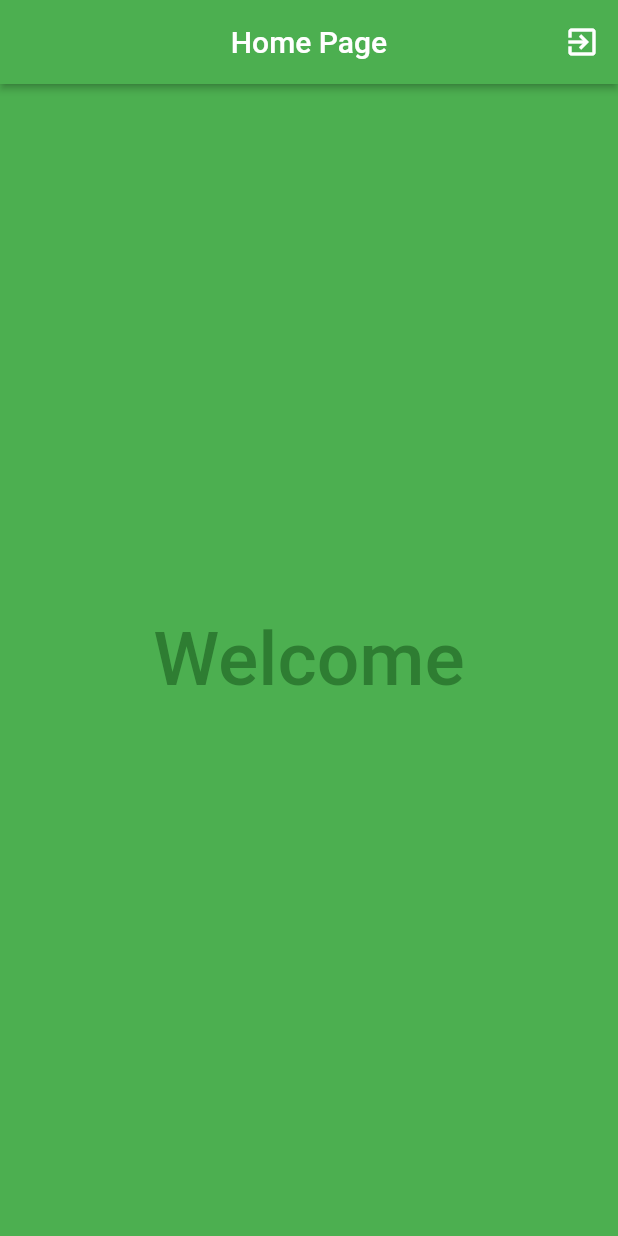
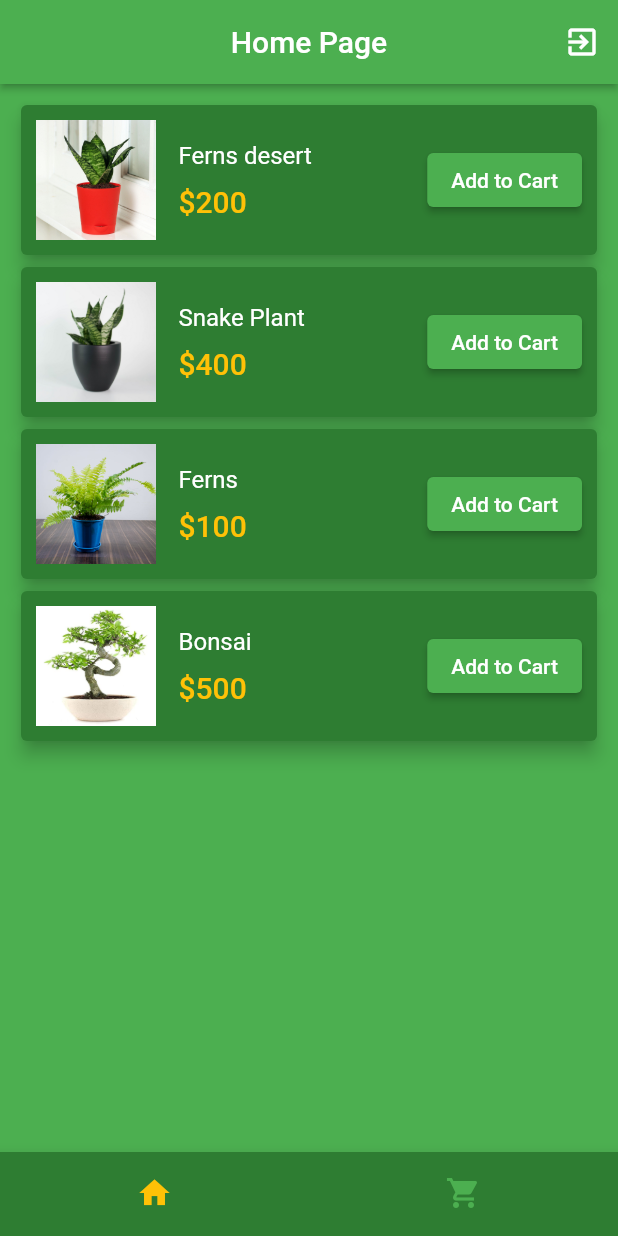
Before and after one commit to NouzNoushad/login_signup_cubit, a Flutter app: the HomePage screen opened directly, on a phone screen of 412 x 824 dp. Run offline on Flutter 3.47's test engine with Material 2 defaults, Android fonts, the light colour scheme and no system bars; our stand-ins replace bloc, flutter_bloc, flutter_slidable, sqflite; accounts and stored records are empty.

Commit message:
cart added

```diff
--- a/lib/constants/colors.dart
+++ b/lib/constants/colors.dart
@@ -4,5 +4,8 @@ const kPrimarySwatch = Colors.blue;
 const kPrimaryColor = Colors.green;
 const kBackgroundColor = Colors.green;
 var kBorderColor = Colors.green.shade800;
+var kBrightColor = Colors.green.shade800;
 const kFilledColor = Colors.greenAccent;
 const kErrorColor = Colors.white;
+const kWhiteColor = Colors.white;
+const kAmberColor = Colors.amber;
--- a/lib/constants/styles.dart
+++ b/lib/constants/styles.dart
@@ -27,3 +27,13 @@ SizedBox kSizedBoxHeight10 = const SizedBox(
 SizedBox kSizedBoxHeight25 = const SizedBox(
   height: 25,
 );
+
+SizedBox kSizedBoxWidth15 = const SizedBox(
+  width: 15,
+);
+
+EdgeInsets kPaddingAll10 = const EdgeInsets.all(10);
+
+EdgeInsets kPaddingHorizontal10 = const EdgeInsets.symmetric(horizontal: 10);
+
+EdgeInsets kPaddingVertical10 = const EdgeInsets.symmetric(vertical: 10);
--- a/lib/cubit/auth_cubit.dart
+++ b/lib/cubit/auth_cubit.dart
@@ -70,6 +70,7 @@ class AuthCubit extends Cubit<AuthState> {
         email,
         password,
       ]).then((value) {
+        getUsersData(database!);
         print('User data added to database');
         emit(AuthDatabaseInsertState());
       }).catchError((err) {
@@ -101,6 +102,8 @@ class AuthCubit extends Cubit<AuthState> {
     print(email);
     List<String> emails = [];
     List<String> passwords = [];
+    var user = users!.where((user) => user['email'] == email);
+    print(user);
     for (var user in users!) {
       emails.add(user['email']);
       passwords.add(user['password']);
--- /dev/null
+++ b/lib/cubit/cart_cubit.dart
@@ -0,0 +1,113 @@
+import 'package:bloc/bloc.dart';
+import 'package:flutter/cupertino.dart';
+import 'package:flutter_bloc/flutter_bloc.dart';
+import 'package:meta/meta.dart';
+import 'package:simple_validation_form/screens/modules/cart.dart';
+import 'package:simple_validation_form/screens/modules/home.dart';
+import 'package:sqflite/sqflite.dart';
+
+part 'cart_state.dart';
+
+class CartCubit extends Cubit<CartState> {
+  CartCubit() : super(CartInitialState());
+
+  static getContext(context) => BlocProvider.of<CartCubit>(context);
+
+  int currentBottomNavIndex = 0;
+
+  List<Widget> moduleScreens = [
+    const HomeModule(),
+    const CartModule(),
+  ];
+
+  Database? database;
+  List<Map> cartLists = [];
+  int sum = 0;
+
+  changeBottomNavIndex(value) {
+    currentBottomNavIndex = value;
+    emit(CartBottomNavChangeState());
+  }
+
+  List<Map<String, dynamic>> items = [
+    {
+      'image': 'ferns_desert.jpg',
+      'name': 'Ferns desert',
+      'price': 200,
+    },
+    {
+      'image': 'snake_plant.jpg',
+      'name': 'Snake Plant',
+      'price': 400,
+    },
+    {
+      'image': 'ferns.jpg',
+      'name': 'Ferns',
+      'price': 100,
+    },
+    {
+      'image': 'bonsai.jpg',
+      'name': 'Bonsai',
+      'price': 500,
+    },
+  ];
+
+  createCartDatabase() {
+    openDatabase('cart.db', version: 1, onCreate: (db, version) {
+      db.execute(
+          'CREATE TABLE cart (id INTEGER PRIMARY KEY, name TEXT, price TEXT, image TEXT)');
+    }, onOpen: (db) {
+      getCartDetails(db);
+      emit(CartGetDatabaseState());
+    }).then((value) {
+      print('Cart table created');
+      database = value;
+      emit(CartCreateDatabaseState());
+    }).catchError((err) {
+      print('Failed to create cart database, error: ${err.toString()}');
+    });
+  }
+
+  getCartDetails(Database db) {
+    cartLists = [];
+    db.rawQuery('SELECT * FROM cart').then((carts) {
+      for (var cart in carts) {
+        cartLists.add(cart);
+      }
+      emit(CartGetDatabaseState());
+    }).catchError((err) {
+      print('Failed to get cart lists, error: ${err.toString()}');
+    });
+  }
+
+  insertIntoCart(name, price, image) {
+    database!
+        .rawInsert('INSERT INTO cart (name, price, image) VALUES (?, ?, ?)', [
+      name,
+      price,
+      image,
+    ]).then((value) {
+      getCartDetails(database!);
+      print('Items added to Cart');
+      emit(CartInsertDatabaseState());
+    }).catchError((err) {
+      print('Failed to insert items into cart, error: ${err.toString()}');
+    });
+  }
+
+  deleteFromCart(id) {
+    database!.rawDelete('DELETE FROM cart WHERE id = ?', [id]).then((value) {
+      getCartDetails(database!);
+      print('Item deleted from cart');
+      emit(CartDeleteDatabaseState());
+    }).catchError((err) {
+      print('Failed to delete items from cart, error: ${err.toString()}');
+    });
+  }
+
+  cartItemsTotal() {
+    List<int> prices = cartLists.map<int>((cart) => int.parse(cart['price'])).toList();
+    sum = prices.fold(
+        0, (previousValue, currentValue) => previousValue + currentValue);
+  }
+}
--- /dev/null
+++ b/lib/cubit/cart_state.dart
@@ -0,0 +1,16 @@
+part of 'cart_cubit.dart';
+
+@immutable
+abstract class CartState {}
+
+class CartInitialState extends CartState {}
+
+class CartBottomNavChangeState extends CartState{}
+
+class CartCreateDatabaseState extends CartState{}
+
+class CartGetDatabaseState extends CartState{}
+
+class CartInsertDatabaseState extends CartState{}
+
+class CartDeleteDatabaseState extends CartState{}
--- a/lib/screens/home_page.dart
+++ b/lib/screens/home_page.dart
@@ -1,7 +1,7 @@
 import 'package:flutter/material.dart';
-import 'package:flutter/src/widgets/container.dart';
-import 'package:flutter/src/widgets/framework.dart';
+import 'package:flutter_bloc/flutter_bloc.dart';
 import 'package:simple_validation_form/constants/colors.dart';
+import 'package:simple_validation_form/cubit/cart_cubit.dart';
 import 'package:simple_validation_form/screens/login_page.dart';
 
 class HomePage extends StatelessWidget {
@@ -9,6 +9,9 @@ class HomePage extends StatelessWidget {
 
   @override
   Widget build(BuildContext context) {
+    return BlocBuilder<CartCubit, CartState>(
+      builder: (context, state) {
+        CartCubit cubit = CartCubit.getContext(context);
         return Scaffold(
           backgroundColor: kBackgroundColor,
           appBar: AppBar(
@@ -20,7 +23,8 @@ class HomePage extends StatelessWidget {
               IconButton(
                   onPressed: () {
                     Navigator.of(context).pushReplacement(
-                  MaterialPageRoute(builder: (context) => const LoginPage()),
+                      MaterialPageRoute(
+                          builder: (context) => const LoginPage()),
                     );
                     ScaffoldMessenger.of(context).showSnackBar(SnackBar(
                       backgroundColor: kErrorColor,
@@ -33,16 +37,28 @@ class HomePage extends StatelessWidget {
                   icon: const Icon(Icons.exit_to_app)),
             ],
           ),
-      body: Center(
-        child: Text(
-          'Welcome',
-          style: TextStyle(
-            color: kBorderColor,
-            fontSize: 50,
-            fontWeight: FontWeight.w500,
+          bottomNavigationBar: BottomNavigationBar(
+            backgroundColor: kBrightColor,
+            showSelectedLabels: false,
+            showUnselectedLabels: false,
+            selectedItemColor: kAmberColor,
+            unselectedItemColor: kBackgroundColor,
+            currentIndex: cubit.currentBottomNavIndex,
+            onTap: (value) => cubit.changeBottomNavIndex(value),
+            items: const [
+              BottomNavigationBarItem(
+                icon: Icon(Icons.home),
+                label: '',
               ),
+              BottomNavigationBarItem(
+                icon: Icon(Icons.shopping_cart),
+                label: '',
               ),
+            ],
           ),
+          body: cubit.moduleScreens[cubit.currentBottomNavIndex],
+        );
+      },
     );
   }
 }
--- /dev/null
+++ b/lib/screens/modules/home.dart
@@ -0,0 +1,88 @@
+import 'package:flutter/material.dart';
+import 'package:flutter_bloc/flutter_bloc.dart';
+
+import '../../constants/colors.dart';
+import '../../constants/styles.dart';
+import '../../cubit/cart_cubit.dart';
+
+class HomeModule extends StatelessWidget {
+  const HomeModule({super.key});
+
+  @override
+  Widget build(BuildContext context) {
+    return Padding(
+      padding: kPaddingVertical10,
+      child: BlocBuilder<CartCubit, CartState>(
+        builder: (context, state) {
+          CartCubit cubit = CartCubit.getContext(context);
+          return ListView.builder(
+            shrinkWrap: true,
+            itemCount: cubit.items.length,
+            itemBuilder: (context, index) {
+              final item = cubit.items[index];
+              return Padding(
+                padding: kPaddingHorizontal10,
+                child: Card(
+                  color: kBrightColor,
+                  elevation: 5,
+                  child: Padding(
+                    padding: kPaddingAll10,
+                    child: Row(
+                      mainAxisAlignment: MainAxisAlignment.spaceBetween,
+                      children: [
+                        Row(children: [
+                          Image.asset(
+                            'assets/${item['image']}',
+                            height: 80,
+                            width: 80,
+                            fit: BoxFit.cover,
+                          ),
+                          kSizedBoxWidth15,
+                          Column(
+                            crossAxisAlignment: CrossAxisAlignment.start,
+                            children: [
+                              Text(
+                                item['name'],
+                                style: const TextStyle(
+                                  color: kWhiteColor,
+                                  fontSize: 16,
+                                ),
+                              ),
+                              kSizedBoxHeight10,
+                              Text(
+                                '\$${item['price']}',
+                                style: const TextStyle(
+                                  color: kAmberColor,
+                                  fontWeight: FontWeight.w500,
+                                  fontSize: 20,
+                                ),
+                              ),
+                            ],
+                          ),
+                        ]),
+                        ElevatedButton(
+                            onPressed: () {
+                              cubit.insertIntoCart(
+                                  item['name'], item['price'], item['image']);
+                              ScaffoldMessenger.of(context)
+                                  .showSnackBar(SnackBar(
+                                backgroundColor: kWhiteColor,
+                                content: Text(
+                                  'Item added to cart successfully',
+                                  style: TextStyle(color: kBrightColor),
+                                ),
+                              ));
+                            },
+                            child: const Text('Add to Cart'))
+                      ],
+                    ),
+                  ),
+                ),
+              );
+            },
+          );
+        },
+      ),
+    );
+  }
+}
--- a/pubspec.yaml
+++ b/pubspec.yaml
@@ -38,6 +38,7 @@ dependencies:
   cupertino_icons: ^1.0.2
   flutter_bloc: ^8.1.1
   sqflite: ^2.2.4+1
+  flutter_slidable: ^2.0.0
 
 dev_dependencies:
   flutter_test:
@@ -62,8 +63,8 @@ flutter:
   uses-material-design: true
 
   # To add assets to your application, add an assets section, like this:
-  # assets:
-  #   - images/a_dot_burr.jpeg
+  assets:
+    - assets/
   #   - images/a_dot_ham.jpeg
 
   # An image asset can refer to one or more resolution-specific "variants", see
```
Also changed, not shown: lib/main.dart (+11 -2 lines), lib/screens/modules/cart.dart (added, +126 -0 lines), assets/bonsai.jpg (added), assets/ferns.jpg (added), assets/ferns_desert.jpg (added), assets/snake_plant.jpg (added), pubspec.lock. Lines whose indentation alone changed are shown as unchanged.
